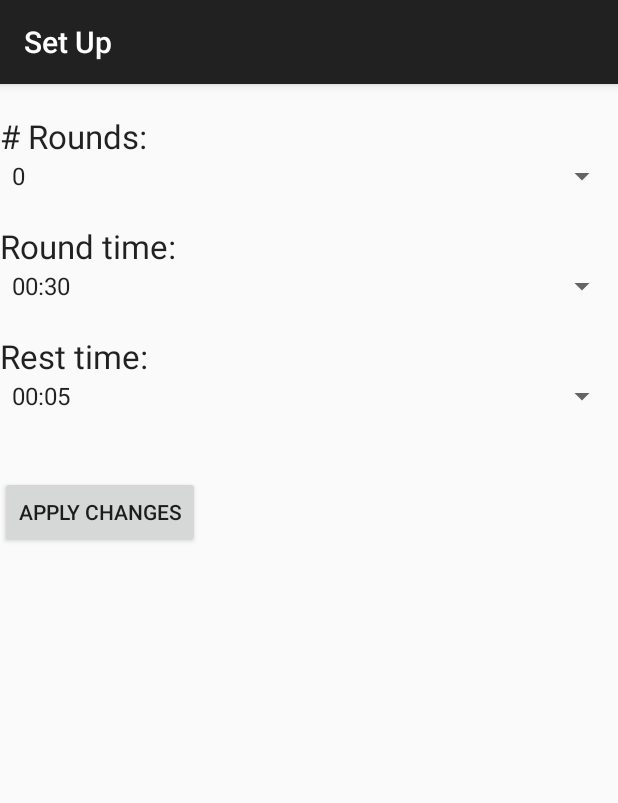
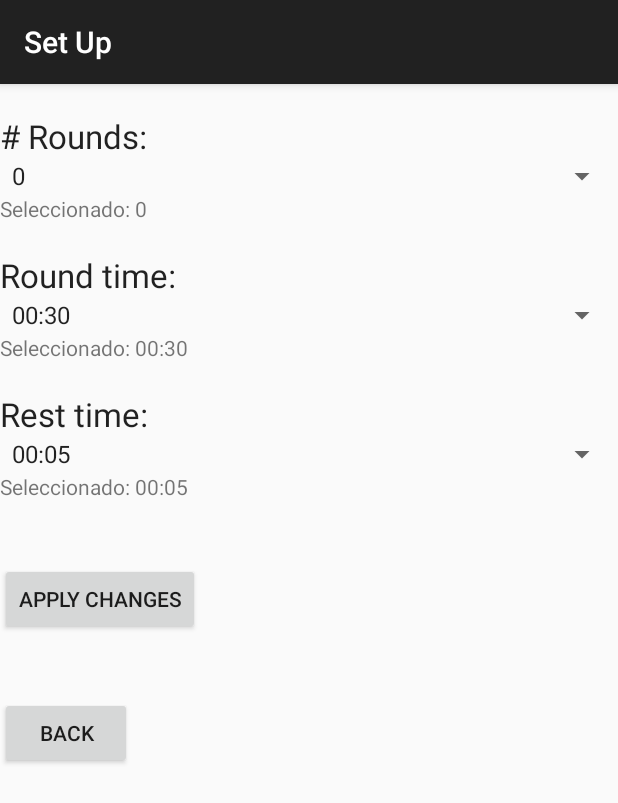
Before and after one commit to tbotalla/Multisports-Timer, an Android app: the screen it shows after launch (SetupActivity), after a tap on "SET UP", on a phone screen of 412 x 824 dp. Shown: the top 803 px of the screen. Run offline under Robolectric (Android 15) with nearby library versions, the phone set to English and light mode, and no system bars; 2 other taps on this screen came first.

Commit message:
agregados TextView en los spinner para mostrar la opcion seleccionada

```diff
--- a/app/src/main/java/com/example/tbotalla/multisportstimer/SetupActivity.java
+++ b/app/src/main/java/com/example/tbotalla/multisportstimer/SetupActivity.java
@@ -9,7 +9,10 @@ import android.widget.AdapterView;
 import android.widget.ArrayAdapter;
 import android.widget.Button;
 import android.widget.Spinner;
+import android.widget.TextView;
 import android.widget.Toast;
+
+import org.w3c.dom.Text;
 
 /**
  * Created by tbotalla on 05/01/16.
@@ -20,6 +23,9 @@ public class SetupActivity extends AppCompatActivity {
     private Spinner cmbRoundTime;
     private Spinner cmbRestTime;
     private Button  btnApplyChanges;
+    private TextView lblRoundNumberSelected;
+    private TextView lblRoundTimeSelected;
+    private TextView lblRestTimeSelected;
 
     private int secsToCountdown;
     private int secsToRest;
@@ -32,15 +38,18 @@ public class SetupActivity extends AppCompatActivity {
         super.onCreate(savedInstanceState);
         setContentView(R.layout.activity_setup);
 
+        this.getExtras();
         this.setViewReferences();
         this.setAdapters();
         this.setSpinnersBehavior();
         this.setListeners();
 
+    }
+
+    private void getExtras() {
         secsToCountdown = getIntent().getExtras().getInt("secsToCountdown");
         secsToRest = getIntent().getExtras().getInt("secsToRest");
         roundAmount = getIntent().getExtras().getInt("roundAmount");
-
     }
 
     private void setListeners() {
@@ -65,7 +74,9 @@ public class SetupActivity extends AppCompatActivity {
         cmbRestTime = (Spinner)findViewById(R.id.CmbRestTime);
         btnApplyChanges = (Button)findViewById(R.id.BtnApplyChanges);
 
-
+        lblRoundNumberSelected = (TextView)findViewById(R.id.LblRoundNumberSelected);
+        lblRoundTimeSelected = (TextView)findViewById(R.id.LblRoundTimeSelected);
+        lblRestTimeSelected = (TextView)findViewById(R.id.LblRestTimeSelected);
     }
 
 
@@ -102,6 +113,7 @@ public class SetupActivity extends AppCompatActivity {
                                        int position, long id) {
                 roundAmount = Integer.parseInt((String) parent.getItemAtPosition(position));
 
+                lblRoundNumberSelected.setText("Seleccionado: " + (String) parent.getItemAtPosition(position));
                 // TODO --> PARA DEBUG SOLAMENTE
 //                Context context = getApplicationContext();
 //                String text = String.valueOf(roundAmount);
@@ -122,6 +134,7 @@ public class SetupActivity extends AppCompatActivity {
             public void onItemSelected(AdapterView<?> parent, android.view.View v,
                                        int position, long id) {
                 secsToCountdown = parseSeconds((String) parent.getItemAtPosition(position));
+                lblRoundTimeSelected.setText("Seleccionado: " + (String) parent.getItemAtPosition(position));
 
                 // TODO --> PARA DEBUG SOLAMENTE
 //                Context context = getApplicationContext();
@@ -143,6 +156,7 @@ public class SetupActivity extends AppCompatActivity {
             public void onItemSelected(AdapterView<?> parent, android.view.View v,
                                        int position, long id) {
                 secsToRest = parseSeconds((String) parent.getItemAtPosition(position));
+                lblRestTimeSelected.setText("Seleccionado: " + (String) parent.getItemAtPosition(position));
 
                 // TODO --> PARA DEBUG SOLAMENTE
 //                Context context = getApplicationContext();
--- a/app/src/main/res/layout/activity_setup.xml
+++ b/app/src/main/res/layout/activity_setup.xml
@@ -16,6 +16,11 @@
         android:layout_width="match_parent"
         android:layout_height="wrap_content" />
 
+    <TextView android:id="@+id/LblRoundNumberSelected"
+        android:text="@string/seleccionado"
+        android:layout_width="wrap_content"
+        android:layout_height="wrap_content" />
+
     <TextView
         android:id="@+id/LblInfoRoundTime"
         android:layout_width="wrap_content"
@@ -27,6 +32,11 @@
 
     <Spinner android:id="@+id/CmbRoundTime"
         android:layout_width="match_parent"
+        android:layout_height="wrap_content" />
+
+    <TextView android:id="@+id/LblRoundTimeSelected"
+        android:text="@string/seleccionado"
+        android:layout_width="wrap_content"
         android:layout_height="wrap_content" />
 
     <TextView
@@ -42,6 +52,11 @@
         android:layout_width="match_parent"
         android:layout_height="wrap_content" />
 
+    <TextView android:id="@+id/LblRestTimeSelected"
+        android:text="@string/seleccionado"
+        android:layout_width="wrap_content"
+        android:layout_height="wrap_content" />
+
     <Button
         android:id="@+id/BtnApplyChanges"
         android:layout_width="wrap_content"
@@ -50,4 +65,12 @@
         android:layout_marginTop="41dp"
         android:text="@string/applyChanges" />
 
+    <Button
+        android:id="@+id/BtnBack"
+        android:layout_width="wrap_content"
+        android:layout_height="wrap_content"
+        android:layout_centerHorizontal="true"
+        android:layout_marginTop="41dp"
+        android:text="@string/back" />
+
 </LinearLayout>
--- a/app/src/main/res/values/strings.xml
+++ b/app/src/main/res/values/strings.xml
@@ -17,7 +17,8 @@
     <string name="roundsSelected">Rounds Selected:</string>
     <string name="workTimeSelected">Work Time Selected:</string>
     <string name="restTimeSelected">Rest Time Selected:</string>
-    <string name="title_activity_setup2">Setup2</string>
+    <string name="back">Back</string>
+    <string name="seleccionado">Seleccionado: </string>
 
 
 
```
